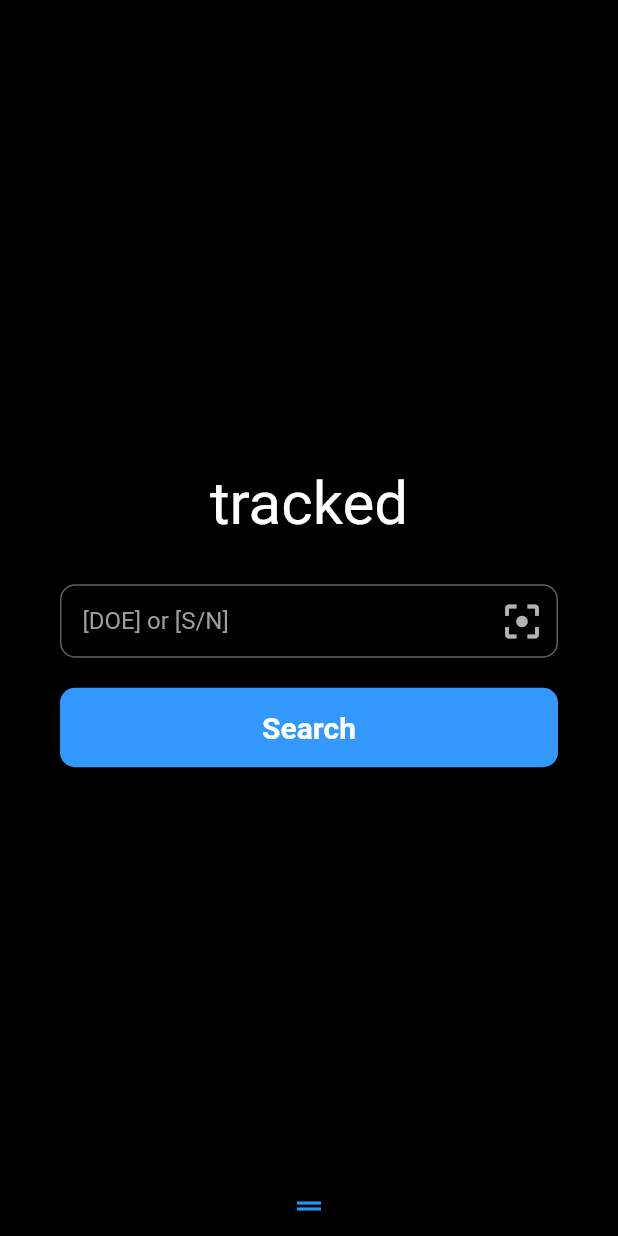
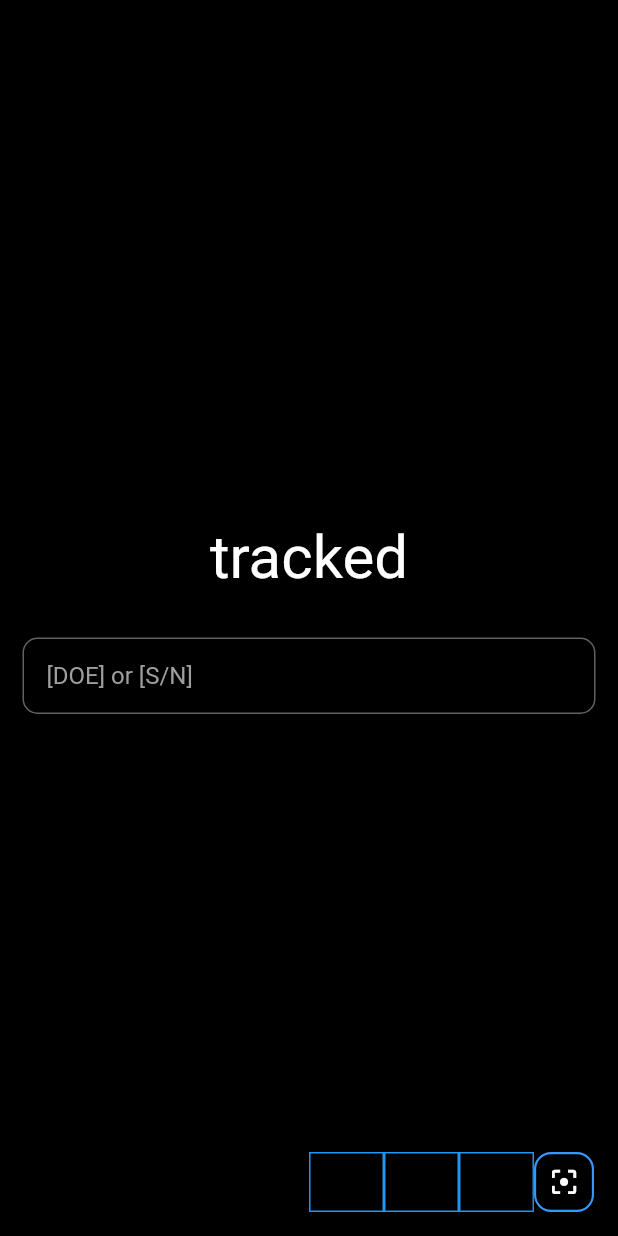
Before and after one commit to ajilk/tracked, a Flutter app: the screen it shows after launch, on a phone screen of 412 x 824 dp. Run offline on Flutter 3.47's test engine with Material 2 defaults, Android fonts, the phone set to English and light mode, and no system bars; Roboto replaces fonts that are missing (Montserrat).

Commit message:
implement new layout [FAB + Horiz Speed Dial]

```diff
--- a/lib/main.dart
+++ b/lib/main.dart
@@ -9,6 +9,7 @@ import 'package:flutter/material.dart';
 import 'package:flutter/services.dart';
 import 'AssetPage.dart';
 import 'Menu.dart';
+import 'dart:math' as math;
 
 class FadeRoute<T> extends MaterialPageRoute<T> {
   FadeRoute({WidgetBuilder builder, RouteSettings settings})
@@ -37,17 +38,17 @@ void main() {
             brightness: Brightness.dark,
             hintColor: Colors.grey.shade500,
             backgroundColor: Colors.black,
-            splashColor: Colors.white,
+            splashColor: Colors.blue,
             accentColor: Color.fromRGBO(51, 153, 255, 1.0),
             buttonColor: Color.fromRGBO(51, 153, 255, 1.0),
           ),
 
-          home: tracked(),
+          home: Tracked(),
           // initialRoute: tracked.routeName,
           onGenerateRoute: (settings) {
             switch (settings.name) {
-              case tracked.routeName:
-                return FadeRoute(builder: (context) => new tracked());
+              case Tracked.routeName:
+                return FadeRoute(builder: (context) => new Tracked());
                 break;
               case AssetPage.routeName:
                 // FadeRoute(builder: (context) => new AssetPage());
@@ -61,90 +62,115 @@ void main() {
   );
 }
 
-class tracked extends StatelessWidget {
+class Tracked extends StatefulWidget {
   static const routeName = '/';
+  @override
+  TrackedState createState() => new TrackedState();
+}
 
+class TrackedState extends State<Tracked> with TickerProviderStateMixin {
   TextStyle style = TextStyle(fontFamily: 'Montserrat', fontSize: 20.0);
+
+  AnimationController _controller;
+
+  static const List<IconData> icons = const [
+    Icons.home,
+    Icons.vertical_align_bottom,
+    Icons.vertical_align_top
+  ];
+
+  @override
+  void initState() {
+    _controller = new AnimationController(
+      vsync: this,
+      duration: const Duration(milliseconds: 500),
+    );
+  }
 
   @override
   Widget build(BuildContext context) {
     final logo = Text('tracked', style: style.copyWith(fontSize: 40));
+
     final searchField = TextField(
       // style: style,
       decoration: InputDecoration(
-        contentPadding: EdgeInsets.all(15.0),
+        contentPadding: EdgeInsets.all(16.0),
         hintText: '[DOE] or [S/N]',
         border: OutlineInputBorder(
             borderRadius: BorderRadius.circular(10.0),
             borderSide: BorderSide(color: Theme.of(context).primaryColor)),
-        suffixIcon: IconButton(
-          // icon: Icon(Icons.center_focus_weak, size: 30.0),
-          // icon: Icon(Icons.crop_free, size: 30.0, ),
-          icon: Icon(Icons.filter_center_focus, size: 30.0),
-          onPressed: () => print('tapped [scan]'),
       ),
-      ),
-    );
-
-    final searchButton = Material(
-      color: Color.fromRGBO(51, 153, 255, 1.0), // have MaterialApp track this
-      elevation: 2.0,
-      borderRadius: BorderRadius.circular(10.0),
-      child: MaterialButton(
-          // onPressed: () => print('pressed [Search]'),
-          onPressed: () => Navigator.pushNamed(context, AssetPage.routeName),
-          minWidth: MediaQuery.of(context).size.width, // matches parent width
-          padding: EdgeInsets.fromLTRB(20.0, 15.0, 20.0, 15.0),
-          child: Text(
-            'Search',
-            textAlign: TextAlign.left,
-            style: style.copyWith(
-                color: Colors.white, fontWeight: FontWeight.bold),
-          )),
     );
 
     return Scaffold(
       backgroundColor: Theme.of(context).backgroundColor,
-      // floatingActionButton: new FloatingActionButton(
-      // onPressed: () => _settingModalBottomSheet(context)),
-      body: Stack(
-        children: [
-          Align(
-            alignment: Alignment.bottomCenter,
-            child: Builder(
-              builder: (context) {
-                return GestureDetector(
-                  onVerticalDragEnd: (details) =>
-                      details.primaryVelocity > 0 ? openMenu(context) : null,
-                  onTap: () => openMenu(context),
-                  child: Container(
-                    child: Center(
-                      child: Icon(Icons.drag_handle, color: Colors.blue),
+      floatingActionButtonLocation: FloatingActionButtonLocation.endFloat,
+      floatingActionButton: new Row(
+        mainAxisSize: MainAxisSize.min,
+        mainAxisAlignment: MainAxisAlignment.spaceAround,
+        children: new List.generate(icons.length, (int index) {
+          Widget child = new Container(
+            decoration: BoxDecoration(border: Border.all(color: Colors.blue)),
+            height: 40.0,
+            alignment: FractionalOffset.topCenter,
+            child: new ScaleTransition(
+              scale: new CurvedAnimation(
+                parent: _controller,
+                // 0.0 - 0.5 = duration
+                curve: new Interval(0.0, 0.5 - index / icons.length / 2.0,
+                    curve: Curves.easeOut),
               ),
+              child: new FloatingActionButton(
+                heroTag: null,
+                backgroundColor: Theme.of(context).backgroundColor,
+                mini: true,
+                child: new Icon(
+                  icons[index],
+                  size: 30.0,
+                ),
+                onPressed: () {},
+              ),
+            ),
+          );
+          return child;
+        }).toList()
+          ..add(
+            new Container(
               height: 40.0,
-                    decoration: BoxDecoration(
-                      color: Colors.black,
-                      borderRadius: BorderRadius.only(
-                        topLeft: Radius.circular(10.0),
-                        topRight: Radius.circular(10.0),
+              width: 40.0,
+              child: GestureDetector(
+                onLongPress: () {
+                  if (_controller.isDismissed) {
+                    _controller.forward();
+                  } else {
+                    _controller.reverse();
+                  }
+                },
+                child: FittedBox(
+                  child: FloatingActionButton(
+                    backgroundColor: Theme.of(context).backgroundColor,
+                    shape: RoundedRectangleBorder(
+                      side: BorderSide(
+                          width: 2.0, color: Theme.of(context).accentColor),
+                      borderRadius: BorderRadius.all(
+                        Radius.circular(16.0),
+                      ),
+                    ),
+                    elevation: 4.0,
+                    child: Icon(Icons.filter_center_focus, size: 30.0),
+                    // Icon(Icons.center_focus_weak, size: 30.0),
+                    // Icon(Icons.crop_free, size: 30.0, ),
+                    onPressed: () => print('long pressed [SCAN]'),
                   ),
                 ),
               ),
-                );
-              },
             ),
           ),
-          // Builder(
-          //   builder: (context) => GestureDetector(onVerticalDragEnd: (details) {
-          //         if (details.primaryVelocity > 0) openMenu(context);
-          //         // else if (details.primaryVelocity < 0)
-          //         //   Scaffold.of(context).openEndDrawer();
-          //       }),
-          // ),
-          Center(
+      ),
+      body: Center(
         child: Container(
           child: Padding(
-                padding: EdgeInsets.symmetric(horizontal: 40.0),
+            padding: EdgeInsets.symmetric(horizontal: 15.0),
             child: Column(
               crossAxisAlignment: CrossAxisAlignment.center,
               mainAxisAlignment: MainAxisAlignment.center,
@@ -152,16 +178,11 @@ class tracked extends StatelessWidget {
                 logo,
                 SizedBox(height: 30.0),
                 searchField,
-                    SizedBox(height: 20.0),
-                    searchButton,
-                    // SizedBox(height: 100.0),
               ],
             ),
           ),
         ),
       ),
-        ],
-      ),
     );
   }
 }
```
Also changed, not shown: lib/AssetPage.dart (+0 -23 lines), lib/Menu.dart (deleted, +0 -64 lines). Lines whose indentation alone changed are shown as unchanged.
